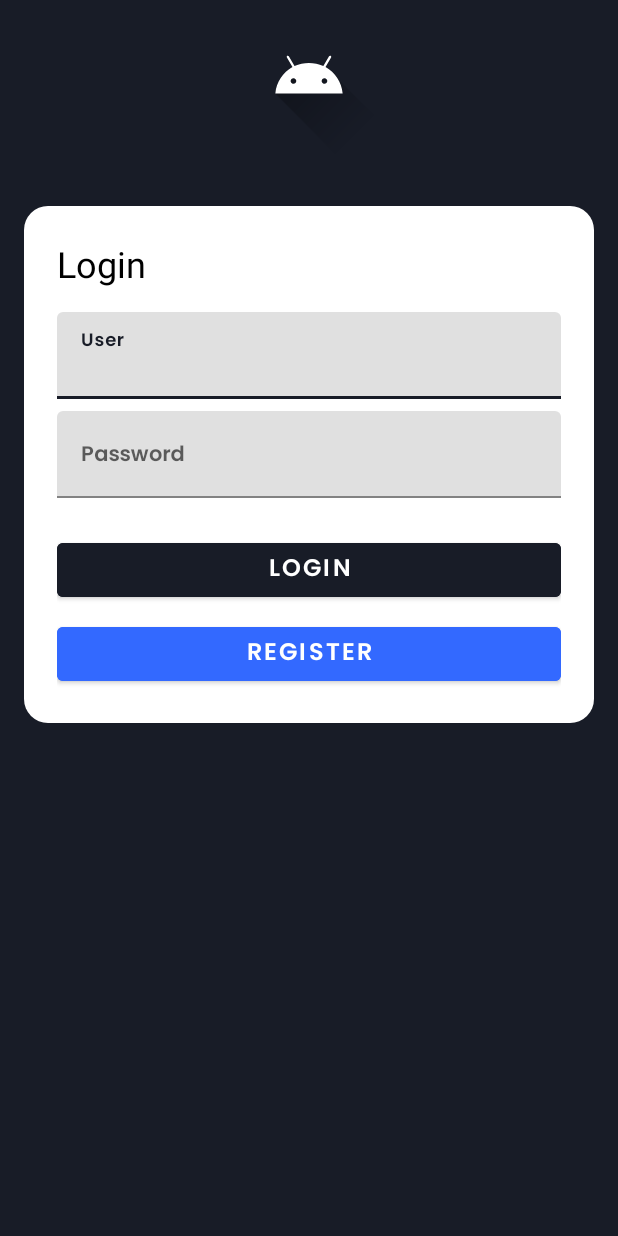
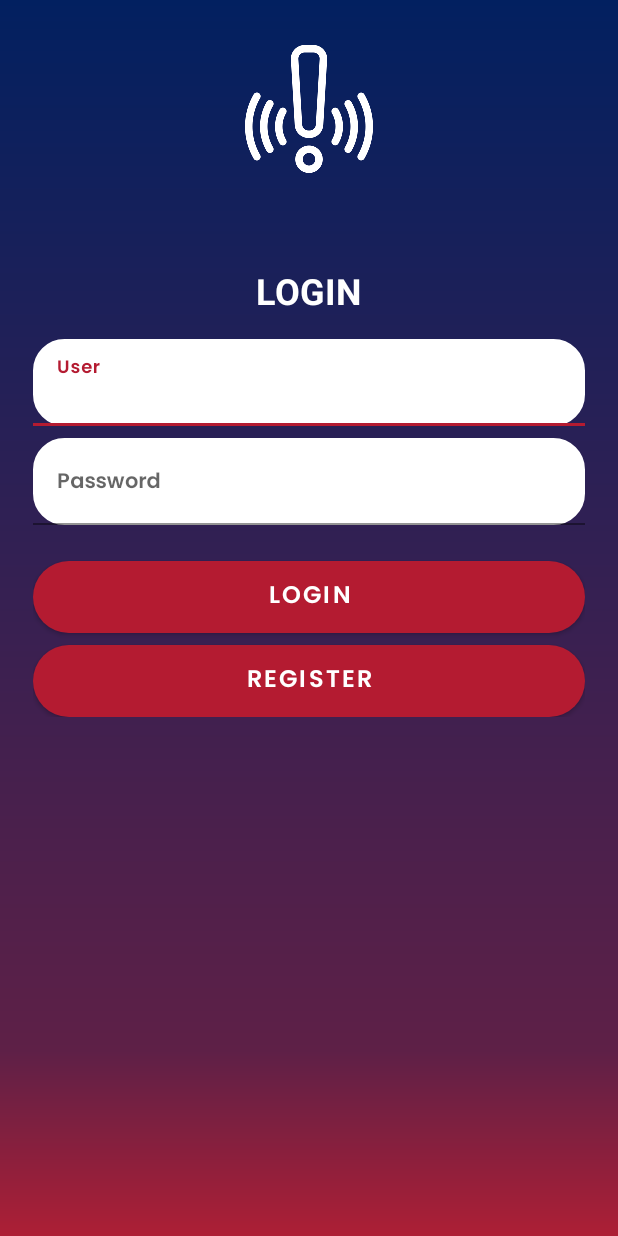
Before and after one commit to manumln/recu_app, an Android app: the LoginActivity screen opened directly, with no data from a screen before it, on a phone screen of 412 x 824 dp. Run offline under Robolectric (Android 15) with nearby library versions, the light colour scheme and no system bars; our stand-ins replace Room's generated code.

Commit message:
Actualizacion UI

```diff
--- /dev/null
+++ b/app/src/main/res/drawable/background.xml
@@ -0,0 +1,10 @@
+<?xml version="1.0" encoding="utf-8"?>
+<shape xmlns:android="http://schemas.android.com/apk/res/android">
+    <gradient
+        android:endColor="#AD1F35"
+        android:startColor="#022060"
+        android:centerColor="#5E2047"
+        android:angle="270"
+        android:centerX="0.85"
+        android:type="linear" />
+</shape>
--- /dev/null
+++ b/app/src/main/res/drawable/rounded_corner_view.xml
@@ -0,0 +1,15 @@
+<?xml version="1.0" encoding="utf-8"?>
+
+<shape
+    xmlns:android="http://schemas.android.com/apk/res/android"
+    android:shape="rectangle">
+
+    <corners android:radius="20dp" />
+
+    <!-- This is the border color -->
+    <stroke android:width="2dp" android:color="@color/white" />
+
+    <!--- This is the background color -->
+    <solid android:color="@color/white" />
+
+</shape>
--- a/app/src/main/res/layout/activity_login.xml
+++ b/app/src/main/res/layout/activity_login.xml
@@ -5,17 +5,17 @@
     xmlns:app="http://schemas.android.com/apk/res-auto"
     android:layout_width="match_parent"
     android:layout_height="match_parent"
-    android:background="@color/primary"
+    android:background="@drawable/background"
     tools:context=".ui.view.activities.login.LoginActivity">
 
     <ImageView
         android:id="@+id/iv_logo"
-        android:layout_width="105dp"
-        android:layout_height="105dp"
-        android:src="@drawable/ic_launcher_foreground"
+        android:layout_width="85dp"
+        android:layout_height="85dp"
+        android:layout_marginTop="30dp"
+        android:src="@drawable/alerta"
         android:contentDescription="LOGO"
         app:layout_constraintTop_toTopOf="parent"
-        app:layout_constraintBottom_toTopOf="@+id/lay_center"
         app:layout_constraintStart_toStartOf="parent"
         app:layout_constraintEnd_toEndOf="parent"/>
 
@@ -24,22 +24,21 @@
         android:layout_width="0dp"
         android:layout_height="wrap_content"
         android:orientation="vertical"
-        android:background="@drawable/bg_rounded_corner"
-        android:layout_marginTop="32dp"
-        android:layout_marginStart="16dp"
-        android:layout_marginEnd="16dp"
+        android:layout_marginTop="40dp"
+        android:gravity="center"
         android:padding="22dp"
         app:layout_constraintTop_toBottomOf="@id/iv_logo"
         app:layout_constraintStart_toStartOf="parent"
         app:layout_constraintEnd_toEndOf="parent">
 
         <TextView
+            style="@style/TextAppearance.AppCompat.Headline"
             android:layout_width="wrap_content"
             android:layout_height="wrap_content"
-            android:text="Login"
+            android:text="LOGIN"
+            android:textColor="@color/white"
             android:textSize="24sp"
-            android:textColor="@color/textPrimary"
-            style="@style/TextAppearance.AppCompat.Headline"/>
+            android:textStyle="normal|bold" />
 
         <com.google.android.material.textfield.TextInputLayout
             android:layout_width="match_parent"
@@ -52,6 +51,7 @@
                 android:layout_width="match_parent"
                 android:layout_height="wrap_content"
                 android:hint="User"
+                android:background="@drawable/rounded_corner_view"
                 android:textSize="14sp"/>
         </com.google.android.material.textfield.TextInputLayout>
 
@@ -66,6 +66,7 @@
                 android:layout_width="match_parent"
                 android:layout_height="wrap_content"
                 android:hint="Password"
+                android:background="@drawable/rounded_corner_view"
                 android:textSize="14sp"
                 android:inputType="textPassword"/>
         </com.google.android.material.textfield.TextInputLayout>
@@ -78,6 +79,7 @@
             android:text="Login"
             android:textSize="16sp"
             android:textColor="@color/white"
+            android:background="@drawable/button_gradient"
             android:backgroundTint="@color/primary"
             style="@style/Widget.MaterialComponents.Button"/>
 
@@ -86,10 +88,11 @@
             android:layout_width="match_parent"
             android:layout_height="wrap_content"
             android:layout_marginTop="8dp"
+            android:background="@drawable/button_gradient"
             android:text="Register"
             android:textSize="16sp"
             android:textColor="@color/white"
-            android:backgroundTint="@color/secondary"
+            android:backgroundTint="@color/primary"
             style="@style/Widget.MaterialComponents.Button"/>
     </LinearLayout>
 
--- a/app/src/main/res/layout/toolbar.xml
+++ b/app/src/main/res/layout/toolbar.xml
@@ -8,6 +8,6 @@
     android:background="?attr/colorPrimary"
     android:elevation="4dp"
     android:theme="@style/ThemeOverlay.MaterialComponents.Dark.ActionBar"
-    app:popupTheme="@style/ThemeOverlay.MaterialComponents.Light"
+    app:popupTheme="@style/PopupMenuWhiteBackground"
     app:titleTextColor="@color/white"
     />
--- a/app/src/main/res/values/colors.xml
+++ b/app/src/main/res/values/colors.xml
@@ -7,8 +7,8 @@
     <color name="teal_700">#FF018786</color>
     <color name="black">#FF000000</color>
     <color name="white">#FFFFFFFF</color>
-    <color name="dark">#181c27</color>
-    <color name="blue">#3369ff</color>
+    <color name="dark">#B41B31</color>
+    <color name="blue">#CD5B59</color>
     <color name="gray">#babecc</color>
 
     <color name="primary">@color/dark</color>
```
Also changed, not shown: app/src/main/res/drawable/background_fab.xml (added, +17 -0 lines), app/src/main/res/drawable/button_background.xml (added, +9 -0 lines), app/src/main/res/drawable/toolbar_background.xml (added, +7 -0 lines), app/src/main/res/layout/activity_signup.xml (+19 -13 lines), app/src/main/res/layout/item_alert.xml (+4 -4 lines), app/src/main/res/values/themes.xml (+5 -4 lines), app/src/main/res/drawable/alerta.png (added), app/src/main/res/drawable/background.png (deleted), app/src/main/res/drawable/button.png (added), app/src/main/res/drawable/toolbar.png (added), app/src/main/res/drawable/toolbar2.png (added).
